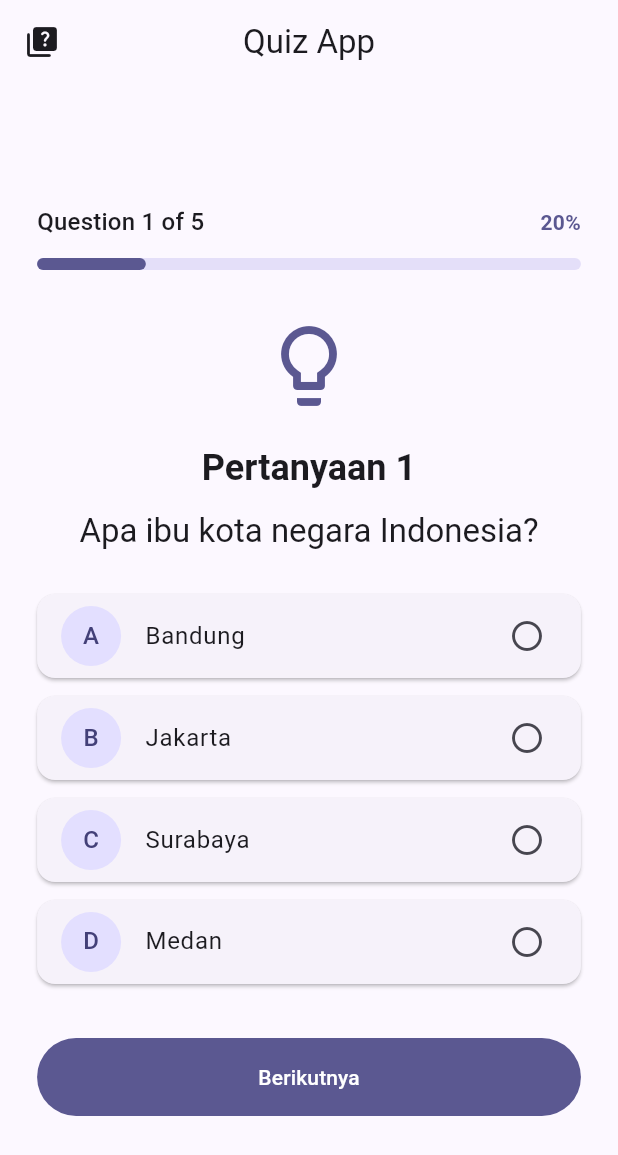
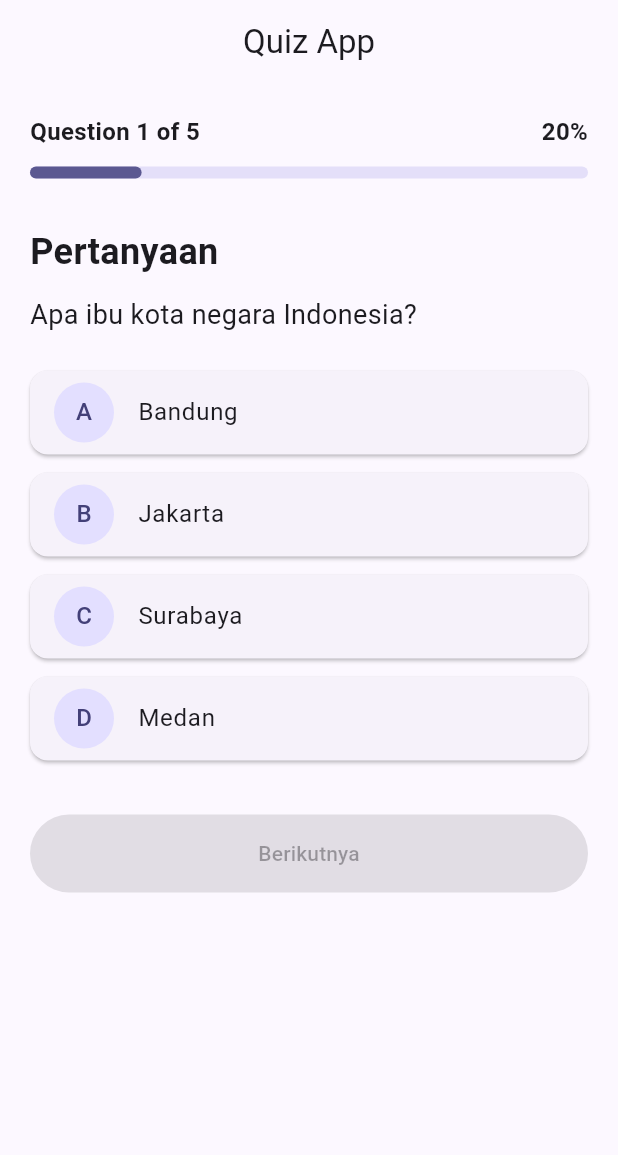
Before and after one commit to MarioJeconiah/UTS_PEMOB, a Flutter app: the screen it shows after launch, on a phone screen of 412 x 824 dp. Shown: the top 1155 px of the screen. Run offline on Flutter 3.47's test engine with Material 3 defaults, Android fonts, the phone set to English and light mode, and no system bars.

Commit message:
Quiz Logic

```diff
--- a/lib/screens/quiz_screen.dart
+++ b/lib/screens/quiz_screen.dart
@@ -1,125 +1,230 @@
+
 import 'package:flutter/material.dart';
 
-class QuizScreen extends StatelessWidget {
+class QuizScreen extends StatefulWidget {
   const QuizScreen({super.key});
 
   @override
+  State<QuizScreen> createState() => _QuizScreenState();
+}
+
+class _QuizScreenState extends State<QuizScreen> {
+  final List<Map<String, dynamic>> _questions = [
+    {
+      'question': 'Apa ibu kota negara Indonesia?',
+      'options': ['Bandung', 'Jakarta', 'Surabaya', 'Medan'],
+      'answer': 1,
+    },
+    {
+      'question': 'Berapakah hasil dari 5 + 3?',
+      'options': ['6', '7', '8', '9'],
+      'answer': 2,
+    },
+    {
+      'question': 'Bahasa yang digunakan Flutter adalah?',
+      'options': ['Java', 'Python', 'Dart', 'C++'],
+      'answer': 2,
+    },
+    {
+      'question': 'Manakah yang termasuk perangkat input?',
+      'options': ['Monitor', 'Printer', 'Speaker', 'Keyboard'],
+      'answer': 3,
+    },
+    {
+      'question': 'Apa kepanjangan dari CPU?',
+      'options': [
+        'Central Processing Unit',
+        'Computer Personal Unit',
+        'Central Program Utility',
+        'Control Processing User',
+      ],
+      'answer': 0,
+    },
+  ];
+
+  int _currentQuestionIndex = 0;
+  int? _selectedAnswer;
+  int _score = 0;
+  bool _isFinished = false;
+
+  Map<String, dynamic> get _currentQuestion =>
+      _questions[_currentQuestionIndex];
+
+  void _selectAnswer(int index) {
+    if (_selectedAnswer != null || _isFinished) {
+      return;
+    }
+
+    setState(() {
+      _selectedAnswer = index;
+
+      if (index == _currentQuestion['answer']) {
+        _score++;
+      }
+    });
+  }
+
+  void _nextQuestion() {
+    if (_selectedAnswer == null || _isFinished) {
+      return;
+    }
+
+    if (_currentQuestionIndex < _questions.length - 1) {
+      setState(() {
+        _currentQuestionIndex++;
+        _selectedAnswer = null;
+      });
+    } else {
+      setState(() {
+        _isFinished = true;
+      });
+
+      ScaffoldMessenger.of(context).showSnackBar(
+        SnackBar(
+          content: Text(
+            'Kuis selesai! Skor kamu: $_score/${_questions.length}',
+          ),
+          duration: const Duration(seconds: 4),
+        ),
+      );
+    }
+  }
+
+  @override
   Widget build(BuildContext context) {
-    final colorScheme = Theme.of(context).colorScheme;
+    final options =
+        _currentQuestion['options'] as List<String>;
+    final correctAnswer = _currentQuestion['answer'] as int;
+    final progress =
+        (_currentQuestionIndex + 1) / _questions.length;
 
     return Scaffold(
       appBar: AppBar(
         title: const Text('Quiz App'),
         centerTitle: true,
-        leading: const Icon(Icons.quiz_rounded),
       ),
-      body: SafeArea(
-        child: LayoutBuilder(
-          builder: (context, constraints) {
-            return Center(
-              child: ConstrainedBox(
-                constraints: const BoxConstraints(
-                  maxWidth: 600,
-                ),
-                child: SingleChildScrollView(
-                  padding: EdgeInsets.all(
-                    constraints.maxWidth * 0.06,
-                  ),
+      body: SingleChildScrollView(
+        padding: const EdgeInsets.all(20),
         child: Column(
-                    crossAxisAlignment: CrossAxisAlignment.stretch,
+          crossAxisAlignment: CrossAxisAlignment.start,
           children: [
             Row(
-                        mainAxisAlignment:
-                            MainAxisAlignment.spaceBetween,
+              mainAxisAlignment: MainAxisAlignment.spaceBetween,
               children: [
                 Text(
-                            'Question 1 of 5',
-                            style: Theme.of(context)
-                                .textTheme
-                                .titleMedium,
+                  'Question ${_currentQuestionIndex + 1} '
+                  'of ${_questions.length}',
+                  style: const TextStyle(
+                    fontSize: 16,
+                    fontWeight: FontWeight.bold,
+                  ),
                 ),
                 Text(
-                            '20%',
-                            style: TextStyle(
-                              color: colorScheme.primary,
+                  '${(progress * 100).round()}%',
+                  style: const TextStyle(
+                    fontSize: 16,
                     fontWeight: FontWeight.bold,
                   ),
                 ),
               ],
             ),
             const SizedBox(height: 12),
-                      const LinearProgressIndicator(
-                        value: 0.2,
+            LinearProgressIndicator(
+              value: progress,
               minHeight: 8,
-                        borderRadius: BorderRadius.all(
-                          Radius.circular(10),
-                        ),
+              borderRadius: BorderRadius.circular(10),
             ),
             const SizedBox(height: 32),
-                      Icon(
-                        Icons.lightbulb_outline_rounded,
-                        size: 64,
-                        color: colorScheme.primary,
-                      ),
-                      const SizedBox(height: 20),
-                      Text(
-                        'Pertanyaan 1',
-                        textAlign: TextAlign.center,
-                        style: Theme.of(context)
-                            .textTheme
-                            .headlineSmall
-                            ?.copyWith(
+            const Text(
+              'Pertanyaan',
+              style: TextStyle(
+                fontSize: 24,
                 fontWeight: FontWeight.bold,
               ),
             ),
             const SizedBox(height: 12),
             Text(
-                        'Apa ibu kota negara Indonesia?',
-                        textAlign: TextAlign.center,
-                        style: Theme.of(context)
-                            .textTheme
-                            .titleLarge,
+              _currentQuestion['question'] as String,
+              style: const TextStyle(fontSize: 18),
             ),
-                      const SizedBox(height: 28),
-                      _buildOption(context, 'A', 'Bandung'),
-                      _buildOption(context, 'B', 'Jakarta'),
-                      _buildOption(context, 'C', 'Surabaya'),
-                      _buildOption(context, 'D', 'Medan'),
             const SizedBox(height: 24),
-                      FilledButton(
-                        onPressed: () {},
-                        style: FilledButton.styleFrom(
+            ...List.generate(options.length, (index) {
+              return _buildOption(
+                index: index,
+                text: options[index],
+                correctAnswer: correctAnswer,
+              );
+            }),
+            const SizedBox(height: 24),
+            SizedBox(
+              width: double.infinity,
+              child: ElevatedButton(
+                onPressed: _selectedAnswer == null || _isFinished
+                    ? null
+                    : _nextQuestion,
+                style: ElevatedButton.styleFrom(
                   padding: const EdgeInsets.symmetric(
                     vertical: 16,
                   ),
                 ),
-                        child: const Text('Berikutnya'),
-                      ),
-                    ],
+                child: Text(
+                  _isFinished
+                      ? 'Kuis Selesai'
+                      : _currentQuestionIndex == _questions.length - 1
+                          ? 'Selesai'
+                          : 'Berikutnya',
                 ),
               ),
             ),
-            );
-          },
+          ],
         ),
       ),
     );
   }
 
-  Widget _buildOption(
-    BuildContext context,
-    String label,
-    String answer,
-  ) {
+  Widget _buildOption({
+    required int index,
+    required String text,
+    required int correctAnswer,
+  }) {
+    final isSelected = _selectedAnswer == index;
+    final isCorrect = index == correctAnswer;
+    final hasAnswered = _selectedAnswer != null;
+
+    Color? cardColor;
+
+    if (hasAnswered && isCorrect) {
+      cardColor = Colors.green.withOpacity(0.15);
+    } else if (hasAnswered && isSelected && !isCorrect) {
+      cardColor = Colors.red.withOpacity(0.15);
+    }
+
     return Card(
       margin: const EdgeInsets.only(bottom: 12),
+      color: cardColor,
       child: ListTile(
         leading: CircleAvatar(
-          child: Text(label),
+          backgroundColor: hasAnswered && isCorrect
+              ? Colors.green
+              : hasAnswered && isSelected
+                  ? Colors.red
+                  : null,
+          child: Text(
+            String.fromCharCode(65 + index),
+            style: TextStyle(
+              color: hasAnswered && (isCorrect || isSelected)
+                  ? Colors.white
+                  : null,
             ),
-        title: Text(answer),
-        trailing: const Icon(Icons.circle_outlined),
-        onTap: () {},
+          ),
+        ),
+        title: Text(text),
+        trailing: hasAnswered && isCorrect
+            ? const Icon(Icons.check_circle, color: Colors.green)
+            : hasAnswered && isSelected
+                ? const Icon(Icons.cancel, color: Colors.red)
+                : null,
+        onTap: () => _selectAnswer(index),
       ),
     );
   }
```
Lines whose indentation alone changed are shown as unchanged.
